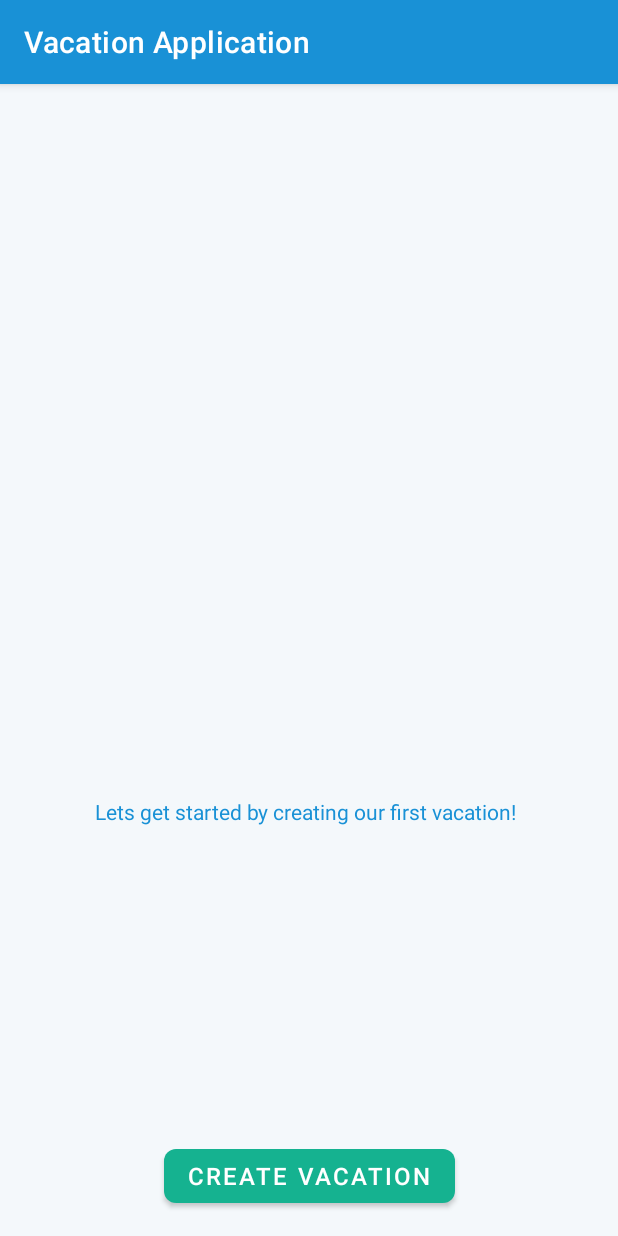
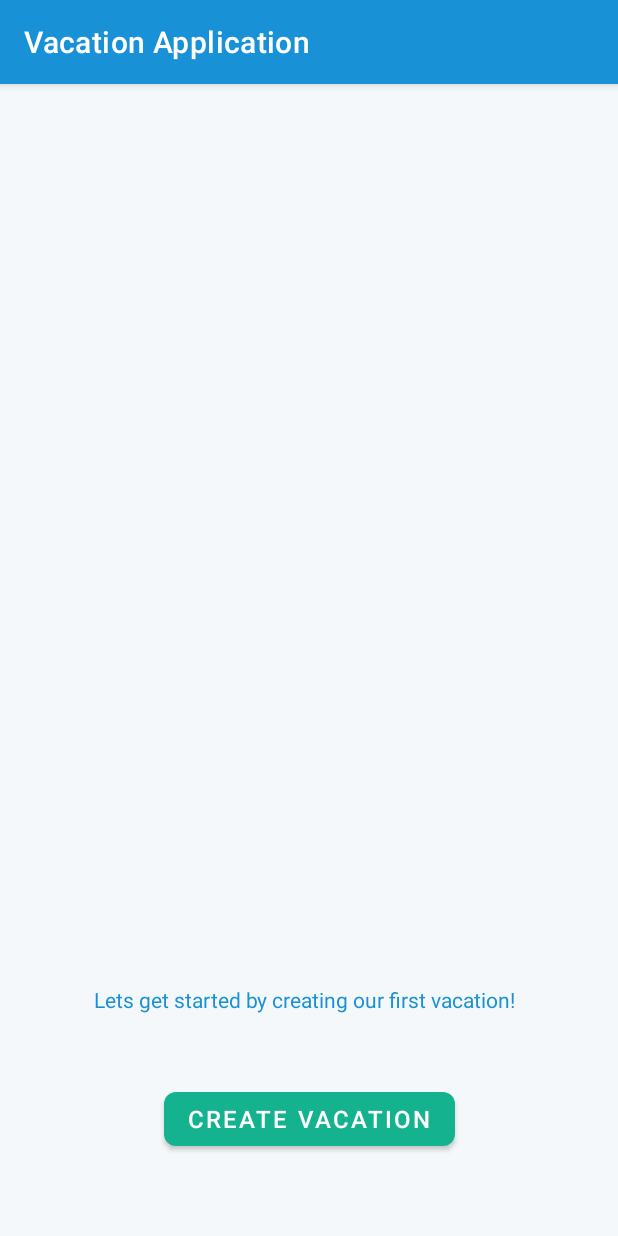
Before and after one commit to codebymarshall/mobile-app, an Android app: the screen it shows after launch once a user with an empty profile is signed in (MainActivity), on a phone screen of 412 x 824 dp. Run offline under Robolectric (Android 15) with nearby library versions, the phone set to English and light mode, and no system bars; our stand-ins replace Firebase (no records; nobody signed in at launch, a user with empty details on screens opened directly), Room's generated code.

Commit message:
Moved to LiveData
- App responsiveness improved
- All functionality working

```diff
--- a/app/src/main/java/com/vacationtracker/mobile_app/dao/ExcusionDAO.java
+++ b/app/src/main/java/com/vacationtracker/mobile_app/dao/ExcusionDAO.java
@@ -1,13 +1,12 @@
 package com.vacationtracker.mobile_app.dao;
 
-
+import androidx.lifecycle.LiveData;
 import androidx.room.Dao;
 import androidx.room.Delete;
 import androidx.room.Insert;
 import androidx.room.OnConflictStrategy;
 import androidx.room.Query;
 import androidx.room.Update;
-
 
 import com.vacationtracker.mobile_app.entities.Excursion;
 
@@ -16,15 +15,14 @@ import java.util.List;
 @Dao
 public interface ExcusionDAO {
     @Insert(onConflict = OnConflictStrategy.IGNORE)
-    void  insert (Excursion excursion);
+    void insert(Excursion excursion);
 
     @Update
     void update(Excursion excursion);
 
     @Delete
-    void delete (Excursion excursion);
+    void delete(Excursion excursion);
 
     @Query("SELECT * FROM EXCURSION ORDER BY excursionID ASC")
-    List<Excursion> getAllExcursion();
-
+    LiveData<List<Excursion>> getAllExcursion();
 }
--- a/app/src/main/java/com/vacationtracker/mobile_app/dao/VacationDAO.java
+++ b/app/src/main/java/com/vacationtracker/mobile_app/dao/VacationDAO.java
@@ -1,5 +1,6 @@
 package com.vacationtracker.mobile_app.dao;
 
+import androidx.lifecycle.LiveData;
 import androidx.room.Dao;
 import androidx.room.Delete;
 import androidx.room.Insert;
@@ -24,5 +25,5 @@ public interface VacationDAO {
     void delete (Vacation vacation);
 
     @Query("SELECT * FROM VACATION ORDER BY vacationID ASC")
-    List<Vacation> getAllVacation();
+    LiveData<List<Vacation>> getAllVacation();
 }
--- a/app/src/main/java/com/vacationtracker/mobile_app/database/Repository.java
+++ b/app/src/main/java/com/vacationtracker/mobile_app/database/Repository.java
@@ -1,6 +1,7 @@
 package com.vacationtracker.mobile_app.database;
 
 import android.app.Application;
+import androidx.lifecycle.LiveData;
 
 import com.vacationtracker.mobile_app.dao.ExcusionDAO;
 import com.vacationtracker.mobile_app.dao.VacationDAO;
@@ -16,9 +17,9 @@ public class Repository {
     private VacationDAO mVacationDAO;
     private ExcusionDAO mExcursionDAO;
 
-    private List<Vacation> mAllVacation;
+    private LiveData<List<Vacation>> mAllVacation;
 
-    private  List<Excursion> mAllExcursion;
+    private LiveData<List<Excursion>> mAllExcursion;
 
     private static int NUMBER_OF_THREADS=4;
 
@@ -27,6 +28,8 @@ public class Repository {
     public Repository(DatabaseBuilder db) {
         mVacationDAO = db.vacationDAO();
         mExcursionDAO = db.excusionDAO();
+        mAllVacation = mVacationDAO.getAllVacation();
+        mAllExcursion = mExcursionDAO.getAllExcursion();
     }
 
     public Repository(Application application) {
@@ -36,80 +39,36 @@ public class Repository {
 
         mVacationDAO = db.vacationDAO();
         mExcursionDAO = db.excusionDAO();
+        mAllVacation = mVacationDAO.getAllVacation();
+        mAllExcursion = mExcursionDAO.getAllExcursion();
 
     }
 
-     public List<Vacation> getAllVacation(){
-        databaseExecutor.execute(()-> mAllVacation=mVacationDAO.getAllVacation());
-
-        try {
-            Thread.sleep(1000);
-        } catch (InterruptedException e){
-            e.printStackTrace();
-        }
-
+     public LiveData<List<Vacation>> getAllVacation(){
         return mAllVacation;
      }
 
     public void insert(Vacation vacation){
         databaseExecutor.execute(()-> mVacationDAO.insert(vacation));
-        try {
-            Thread.sleep(1000);
-        } catch (InterruptedException e) {
-            e.printStackTrace();
-        }
     }
     public void update(Vacation vacation){
         databaseExecutor.execute(()-> mVacationDAO.update(vacation));
-        try {
-            Thread.sleep(1000);
-        } catch (InterruptedException e) {
-            e.printStackTrace();
-        }
     }
     public void delete(Vacation vacation){
         databaseExecutor.execute(()-> mVacationDAO.delete(vacation));
-        try {
-            Thread.sleep(1000);
-        } catch (InterruptedException e) {
-            e.printStackTrace();
-        }
     }
 
-    public List<Excursion> getAllExcursion(){
-        databaseExecutor.execute(()-> mAllExcursion=mExcursionDAO.getAllExcursion());
-
-        try {
-            Thread.sleep(1000);
-        } catch (InterruptedException e){
-           e.printStackTrace();
-        }
-
+    public LiveData<List<Excursion>> getAllExcursion(){
         return mAllExcursion;
     }
     public void insert(Excursion excursion){
         databaseExecutor.execute(()-> mExcursionDAO.insert(excursion));
-        try {
-            Thread.sleep(1000);
-        } catch (InterruptedException e) {
-            e.printStackTrace();
-        }
     }
     public void update(Excursion excursion){
         databaseExecutor.execute(()-> mExcursionDAO.update(excursion));
-        try {
-            Thread.sleep(1000);
-        } catch (InterruptedException e) {
-            e.printStackTrace();
-        }
     }
     public void delete(Excursion excursion){
         databaseExecutor.execute(()-> mExcursionDAO.delete(excursion));
-        try {
-            Thread.sleep(1000);
-        } catch (InterruptedException e) {
-            e.printStackTrace();
-        }
     }
 
 }
--- a/app/src/main/java/com/vacationtracker/mobile_app/ui/MainActivity.java
+++ b/app/src/main/java/com/vacationtracker/mobile_app/ui/MainActivity.java
@@ -11,9 +11,14 @@ import androidx.appcompat.app.AppCompatActivity;
 import androidx.core.graphics.Insets;
 import androidx.core.view.ViewCompat;
 import androidx.core.view.WindowInsetsCompat;
+import androidx.lifecycle.Observer;
 
 import com.vacationtracker.mobile_app.R;
 import com.vacationtracker.mobile_app.database.Repository;
+import com.vacationtracker.mobile_app.entities.Excursion;
+import com.vacationtracker.mobile_app.entities.Vacation;
+
+import java.util.List;
 
 public class MainActivity extends AppCompatActivity {
     private Repository repository;
@@ -62,23 +67,21 @@ public class MainActivity extends AppCompatActivity {
             startActivity(intent);
         });
 
-        // Update UI based on data availability
-        updateUI();
-    }
-
-    @Override
-    protected void onResume() {
-        super.onResume();
-        updateUI();
+        // Observe data changes
+        repository.getAllVacation().observe(this, vacations -> updateUI());
+        repository.getAllExcursion().observe(this, excursions -> updateUI());
     }
 
     private void updateUI() {
-        boolean hasVacations = !repository.getAllVacation().isEmpty();
-        boolean hasExcursions = !repository.getAllExcursion().isEmpty();
+        repository.getAllVacation().observe(this, vacations -> {
+            repository.getAllExcursion().observe(this, excursions -> {
+                boolean hasVacations = vacations != null && !vacations.isEmpty();
+                boolean hasExcursions = excursions != null && !excursions.isEmpty();
 
+                runOnUiThread(() -> {
                     if (hasVacations || hasExcursions) {
-            // Show data viewing elements
-            viewDataText.setVisibility(View.VISIBLE);
+                        // Show/hide view data elements based on specific data presence
+                        viewDataText.setVisibility(hasVacations || hasExcursions ? View.VISIBLE : View.GONE);
                         viewDataButton1.setVisibility(hasVacations ? View.VISIBLE : View.GONE);
                         viewDataButton2.setVisibility(hasExcursions ? View.VISIBLE : View.GONE);
 
@@ -86,7 +89,7 @@ public class MainActivity extends AppCompatActivity {
                         createDataText.setVisibility(View.GONE);
                         createDataButton.setVisibility(View.GONE);
                     } else {
-            // Hide data viewing elements
+                        // Hide all view data elements
                         viewDataText.setVisibility(View.GONE);
                         viewDataButton1.setVisibility(View.GONE);
                         viewDataButton2.setVisibility(View.GONE);
@@ -95,5 +98,8 @@ public class MainActivity extends AppCompatActivity {
                         createDataText.setVisibility(View.VISIBLE);
                         createDataButton.setVisibility(View.VISIBLE);
                     }
+                });
+            });
+        });
     }
 }
--- a/app/src/main/res/layout/activity_main.xml
+++ b/app/src/main/res/layout/activity_main.xml
@@ -17,60 +17,55 @@
         app:layout_constraintHorizontal_bias="0.497"
         app:layout_constraintStart_toStartOf="parent"
         app:layout_constraintTop_toTopOf="parent"
-        app:layout_constraintVertical_bias="0.512" />
+        app:layout_constraintVertical_bias="0.8" />
 
     <com.google.android.material.button.MaterialButton
         android:id="@+id/viewDataButton1"
         android:layout_width="wrap_content"
         android:layout_height="wrap_content"
-        android:layout_marginTop="172dp"
-        android:layout_marginBottom="3dp"
         android:text="Vacations"
-        app:layout_constraintBottom_toTopOf="@+id/viewDataButton2"
+        app:layout_constraintBottom_toBottomOf="@+id/viewDataButton2"
         app:layout_constraintEnd_toEndOf="parent"
         app:layout_constraintHorizontal_bias="0.498"
         app:layout_constraintStart_toStartOf="parent"
-        app:layout_constraintTop_toBottomOf="@+id/viewDataText" />
+        app:layout_constraintTop_toTopOf="@+id/viewDataText"
+        app:layout_constraintVertical_bias="0.435" />
 
     <com.google.android.material.button.MaterialButton
         android:id="@+id/viewDataButton2"
         android:layout_width="wrap_content"
         android:layout_height="wrap_content"
-        android:layout_marginTop="3dp"
-        android:layout_marginBottom="76dp"
+        android:layout_marginBottom="28dp"
         android:text="Excursions"
         app:layout_constraintBottom_toBottomOf="parent"
         app:layout_constraintEnd_toEndOf="parent"
-        app:layout_constraintHorizontal_bias="0.498"
-        app:layout_constraintStart_toStartOf="parent"
-        app:layout_constraintTop_toBottomOf="@+id/viewDataButton1" />
+        app:layout_constraintStart_toStartOf="parent" />
 
     <com.google.android.material.textview.MaterialTextView
         android:id="@+id/createDataText"
-        android:layout_width="285dp"
-        android:layout_height="20dp"
+        android:layout_width="287dp"
+        android:layout_height="28dp"
         android:layout_marginStart="63dp"
-        android:layout_marginTop="82dp"
         android:layout_marginEnd="63dp"
-        android:layout_marginBottom="68dp"
         android:text="Lets get started by creating our first vacation!"
-        app:layout_constraintBottom_toTopOf="@+id/viewDataButton1"
+        app:layout_constraintBottom_toBottomOf="parent"
         app:layout_constraintEnd_toEndOf="parent"
         app:layout_constraintStart_toStartOf="parent"
-        app:layout_constraintTop_toBottomOf="@+id/viewDataText" />
+        app:layout_constraintTop_toTopOf="parent"
+        app:layout_constraintVertical_bias="0.812" />
 
     <com.google.android.material.button.MaterialButton
         android:id="@+id/createDataButton"
         android:layout_width="wrap_content"
         android:layout_height="wrap_content"
         android:layout_marginStart="131dp"
-        android:layout_marginTop="10dp"
+        android:layout_marginTop="35dp"
         android:layout_marginEnd="131dp"
-        android:layout_marginBottom="16dp"
+        android:layout_marginBottom="52dp"
         android:text="Create Vacation"
         app:layout_constraintBottom_toBottomOf="parent"
         app:layout_constraintEnd_toEndOf="parent"
         app:layout_constraintStart_toStartOf="parent"
-        app:layout_constraintTop_toBottomOf="@+id/viewDataButton2" />
+        app:layout_constraintTop_toBottomOf="@+id/createDataText" />
 
 </androidx.constraintlayout.widget.ConstraintLayout>
```
Also changed, not shown: app/src/main/java/com/vacationtracker/mobile_app/ui/ExcursionDetails.java (+55 -43 lines), app/src/main/java/com/vacationtracker/mobile_app/ui/ExcursionList.java (+16 -30 lines), app/src/main/java/com/vacationtracker/mobile_app/ui/VacationAdapter.java (+35 -42 lines), app/src/main/java/com/vacationtracker/mobile_app/ui/VacationDetails.java (+84 -91 lines), app/src/main/java/com/vacationtracker/mobile_app/ui/VacationList.java (+34 -40 lines), app/src/main/ic_launcher-playstore.png (deleted), app/src/main/ic_launcher_2-playstore.png (deleted), app/src/main/logo-playstore.png (deleted), 1 other file. Lines whose indentation alone changed are shown as unchanged.
